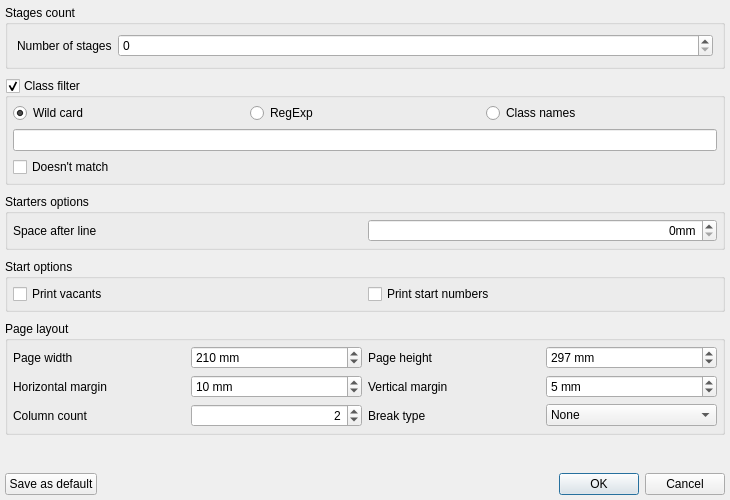
Quick-Event/quickbox, file libquickevent/libquickeventgui/src/reportoptionsdialog.ui: the form before one commit.
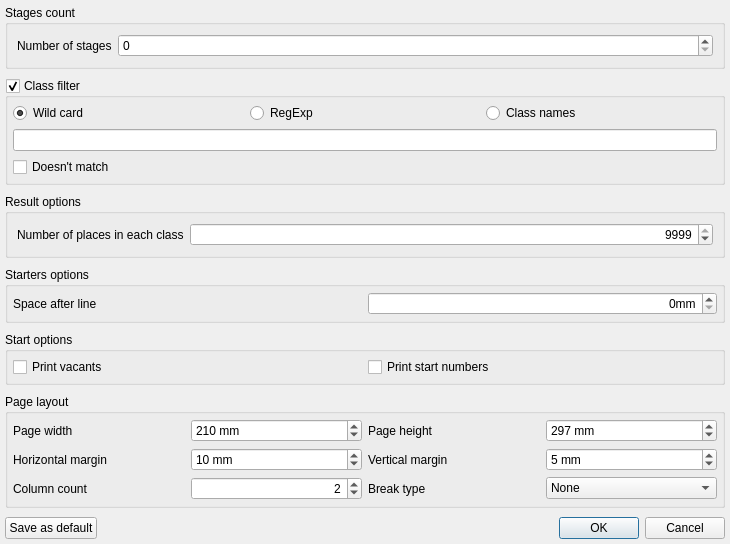
The form after the commit.

Commit message: * Print result for speaker (wide format with club names) * "First n competitors" moved to result report dialog, available in every result print (normal & multi stage event)

The edit to the form file:
```diff
--- a/libquickevent/libquickeventgui/src/reportoptionsdialog.ui
+++ b/libquickevent/libquickeventgui/src/reportoptionsdialog.ui
@@ -118,6 +118,38 @@
      </layout>
     </widget>
    </item>
+   <item>
+    <widget class="QGroupBox" name="grpResultOptions">
+     <property name="title">
+      <string>Result options</string>
+     </property>
+     <layout class="QFormLayout" name="formLayout_2">
+      <item row="0" column="0">
+       <widget class="QLabel" name="label_9">
+        <property name="text">
+         <string>Number of places in each class</string>
+        </property>
+       </widget>
+      </item>
+      <item row="0" column="1">
+       <widget class="QSpinBox" name="edNumPlaces">
+        <property name="alignment">
+         <set>Qt::AlignRight|Qt::AlignTrailing|Qt::AlignVCenter</set>
+        </property>
+        <property name="minimum">
+         <number>1</number>
+        </property>
+        <property name="maximum">
+         <number>9999</number>
+        </property>
+        <property name="value">
+         <number>9999</number>
+        </property>
+       </widget>
+      </item>
+     </layout>
+    </widget>
+   </item>
    <item>
     <widget class="QGroupBox" name="grpStartersOptions">
      <property name="title">
```
Left out of the diff: 1 changed line with no effect on the pictures. The commit also changes 7 other files.
